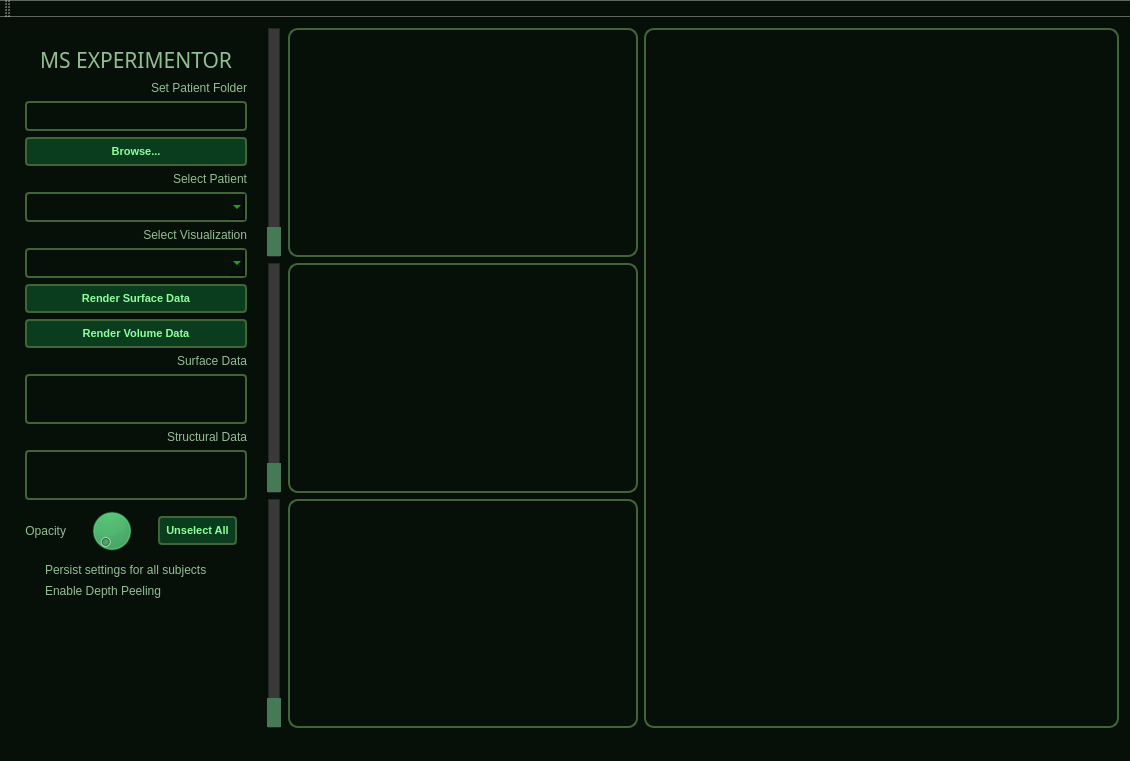
sherinsugathan/MS_Lesion_Vis, file lesionui.ui: the form before one commit.
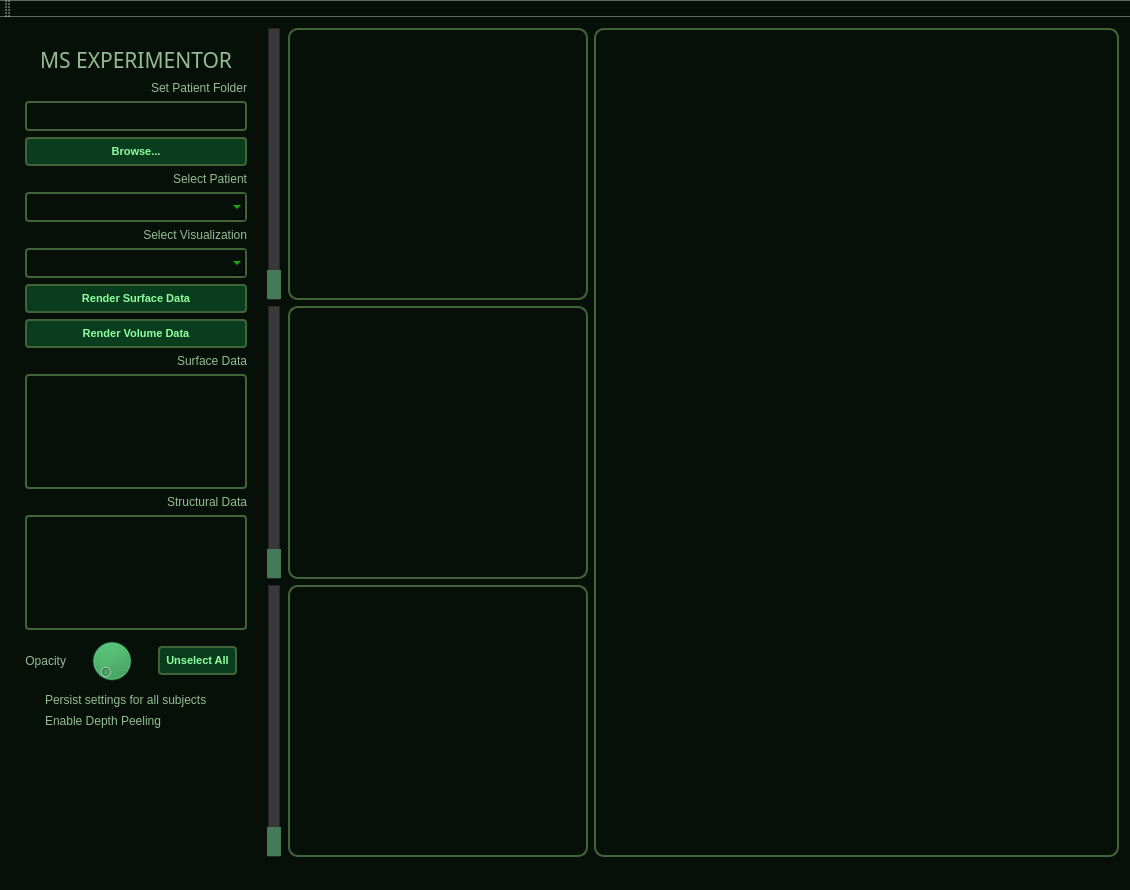
The form after the commit. Icons and pictures are not drawn.

Commit message:
Fix for MPR Orientation
Merging MPR orientation fix.

Patch:
```diff
--- a/lesionui.ui
+++ b/lesionui.ui
@@ -7,7 +7,7 @@
     <x>0</x>
     <y>0</y>
     <width>1130</width>
-    <height>732</height>
+    <height>890</height>
    </rect>
   </property>
   <property name="windowTitle">
@@ -28,7 +28,7 @@
       <property name="maximumSize">
        <size>
         <width>250</width>
-        <height>700</height>
+        <height>16777215</height>
        </size>
       </property>
       <property name="styleSheet">
@@ -454,13 +454,13 @@
        <widget class="QFrame" name="frame_MPRC">
         <property name="minimumSize">
          <size>
-          <width>350</width>
+          <width>300</width>
           <height>0</height>
          </size>
         </property>
         <property name="maximumSize">
          <size>
-          <width>350</width>
+          <width>300</width>
           <height>16777215</height>
          </size>
         </property>
@@ -483,13 +483,13 @@
        <widget class="QFrame" name="frame_MPRB">
         <property name="minimumSize">
          <size>
-          <width>350</width>
+          <width>300</width>
           <height>0</height>
          </size>
         </property>
         <property name="maximumSize">
          <size>
-          <width>350</width>
+          <width>300</width>
           <height>16777215</height>
          </size>
         </property>
@@ -558,13 +558,13 @@
        <widget class="QFrame" name="frame_MPRA">
         <property name="minimumSize">
          <size>
-          <width>350</width>
+          <width>300</width>
           <height>0</height>
          </size>
         </property>
         <property name="maximumSize">
          <size>
-          <width>350</width>
+          <width>300</width>
           <height>16777215</height>
          </size>
         </property>
```
The commit also changes 2 other files.
